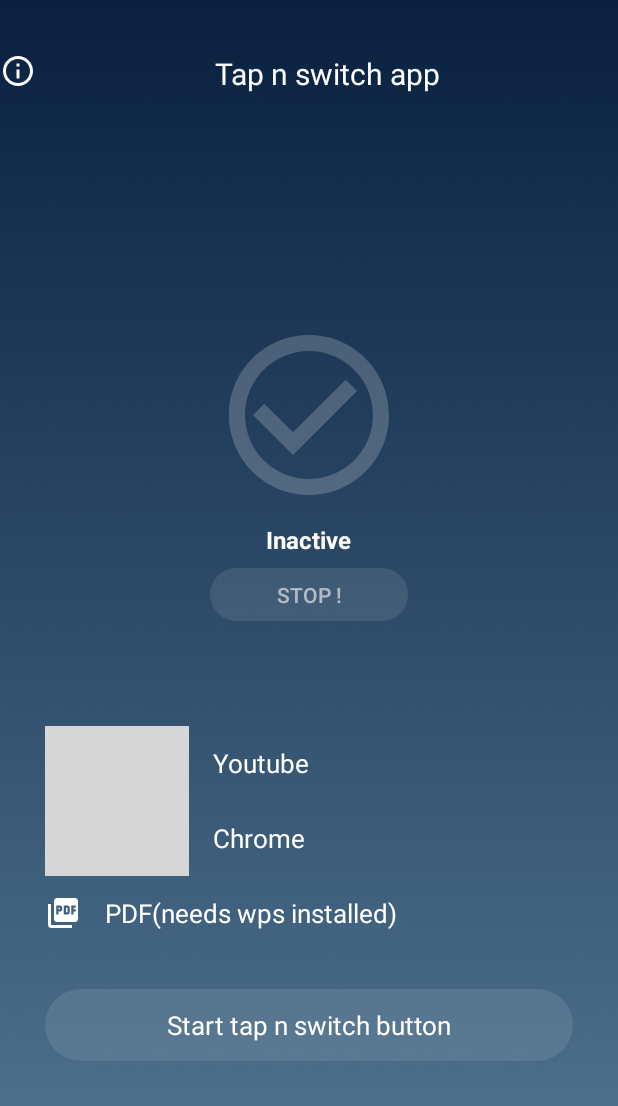
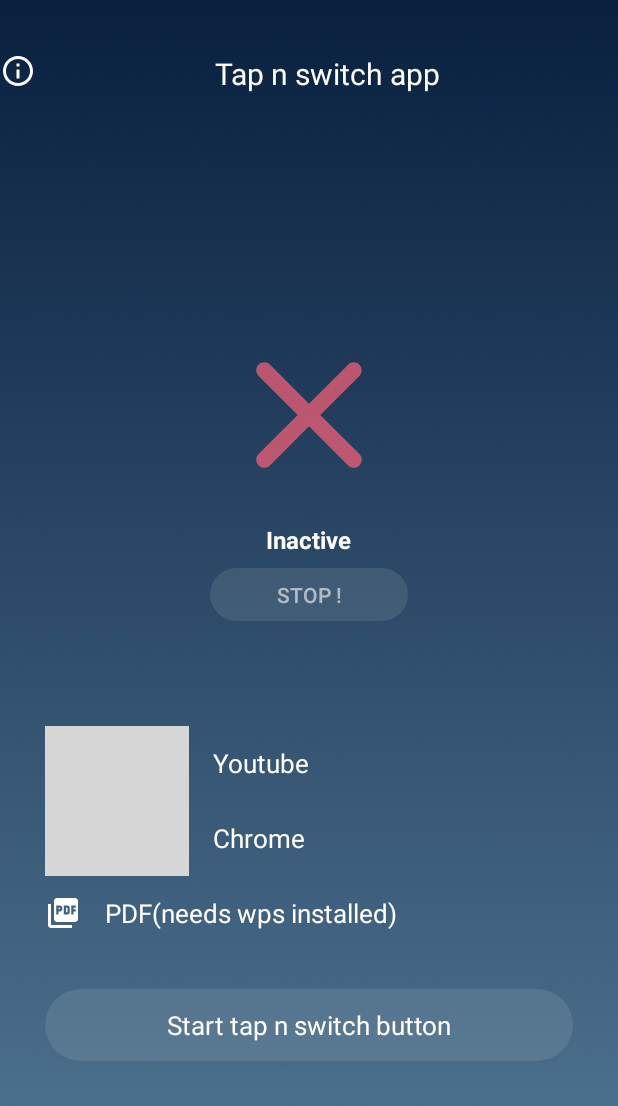
Before and after one commit to Atharva1449/Tap-n-Switch, an Android app: the screen it shows after launch (MainActivity), on a phone screen of 412 x 824 dp. Shown: the top 1106 px of the screen. Run offline under Robolectric (Android 15) with nearby library versions, the phone set to English and light mode, and no system bars; our stand-ins replace AdMob.

Commit message:
final done ui

```diff
--- a/app/src/main/java/com/theonedayapps/tapnswitch/MainActivity.java
+++ b/app/src/main/java/com/theonedayapps/tapnswitch/MainActivity.java
@@ -12,6 +12,7 @@ import android.util.Log;
 import android.view.View;
 import android.view.WindowManager;
 import android.widget.Button;
+import android.widget.ImageView;
 import android.widget.RadioButton;
 import android.widget.RadioGroup;
 import android.widget.TextView;
@@ -37,6 +38,7 @@ public class MainActivity extends AppCompatActivity  {
     private RadioButton radiobbtn;
     private Button startbutton;
     private Button stopbutton;
+    private ImageView imageView;
     //private TextView yttext;
     private Button info;
     public static byte what;
@@ -59,7 +61,7 @@ public class MainActivity extends AppCompatActivity  {
         text302=(TextView)findViewById(R.id.textView302);
 //
 
-
+imageView =(ImageView)findViewById(R.id.imageView1);
 info=findViewById(R.id.buttoninfo);
 info.setOnClickListener(new View.OnClickListener() {
     @Override
@@ -167,6 +169,7 @@ info.setOnClickListener(new View.OnClickListener() {
                 if(var1==2){
 
                     text302.setText("Inactive");
+                    imageView.setImageResource(R.drawable.ic_baseline_warning_24);
                     sprefs=getSharedPreferences(myprefrances,0);
                     SharedPreferences.Editor editor=sprefs.edit();
                     editor.putString("message",text302.getText().toString());
@@ -189,7 +192,12 @@ info.setOnClickListener(new View.OnClickListener() {
         if(shprefs.contains("message")){
             String message1=shprefs.getString("message","notfound");
             text302.setText(message1);
-        }else{text302.setText("Inactive");}
+            if(message1=="Active"){
+               imageView.setImageResource(R.drawable.tick);
+            }
+        }else{text302.setText("Inactive");
+            imageView.setImageResource(R.drawable.ic_baseline_warning_24);
+        }
     }
 
 
--- a/app/src/main/res/drawable/ic_baseline_warning_24.xml
+++ b/app/src/main/res/drawable/ic_baseline_warning_24.xml
@@ -1,5 +1,5 @@
-<vector android:height="24dp" android:tint="#FFFFFF"
+<vector android:height="24dp" android:tint="#FF627A"
     android:viewportHeight="24" android:viewportWidth="24"
     android:width="24dp" xmlns:android="http://schemas.android.com/apk/res/android">
-    <path android:fillColor="@android:color/white" android:pathData="M1,21h22L12,2 1,21zM13,18h-2v-2h2v2zM13,14h-2v-4h2v4z"/>
+    <path android:fillColor="@android:color/white" android:pathData="M18.3,5.71c-0.39,-0.39 -1.02,-0.39 -1.41,0L12,10.59 7.11,5.7c-0.39,-0.39 -1.02,-0.39 -1.41,0 -0.39,0.39 -0.39,1.02 0,1.41L10.59,12 5.7,16.89c-0.39,0.39 -0.39,1.02 0,1.41 0.39,0.39 1.02,0.39 1.41,0L12,13.41l4.89,4.89c0.39,0.39 1.02,0.39 1.41,0 0.39,-0.39 0.39,-1.02 0,-1.41L13.41,12l4.89,-4.89c0.38,-0.38 0.38,-1.02 0,-1.4z"/>
 </vector>
--- a/app/src/main/res/layout/activity_main.xml
+++ b/app/src/main/res/layout/activity_main.xml
@@ -46,8 +46,8 @@
             android:layout_marginTop="150dp"
             android:layout_width="match_parent"
             android:layout_height="128dp"
-            app:srcCompat="@drawable/tick"
-            android:alpha="0.2"
+
+            android:alpha="0.7"
             />
 
         <TextView
```
